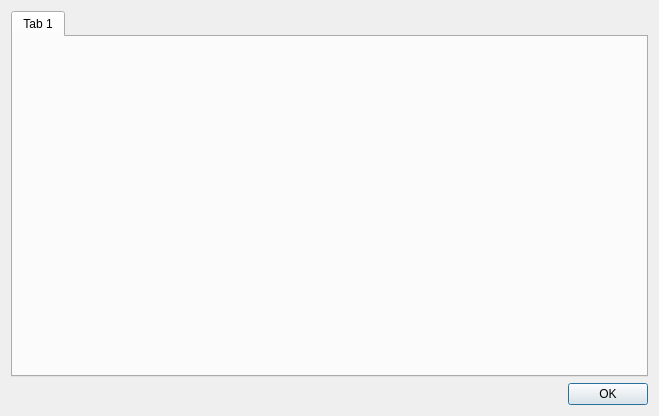
Before: the Qt Designer form resources/frm_configuration.ui in mcsltd/mcs-inRat-monitor, drawn with Qt 5.
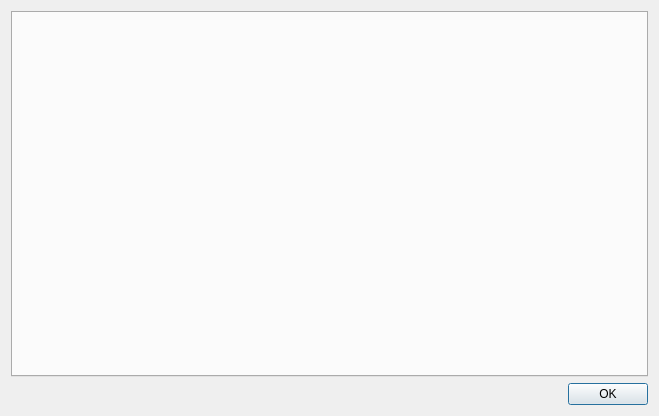
After: the same form once the commit is applied.

Commit message: feat: add configuration dialog window

```diff
--- a/resources/frm_configuration.ui
+++ b/resources/frm_configuration.ui
@@ -19,11 +19,6 @@
      <property name="currentIndex">
       <number>0</number>
      </property>
-     <widget class="QWidget" name="tab">
-      <attribute name="title">
-       <string>Tab 1</string>
-      </attribute>
-     </widget>
     </widget>
    </item>
    <item row="1" column="0">
```
Left out of the diff: 4 changed lines with no effect on the pictures. The commit also changes 7 other files.
